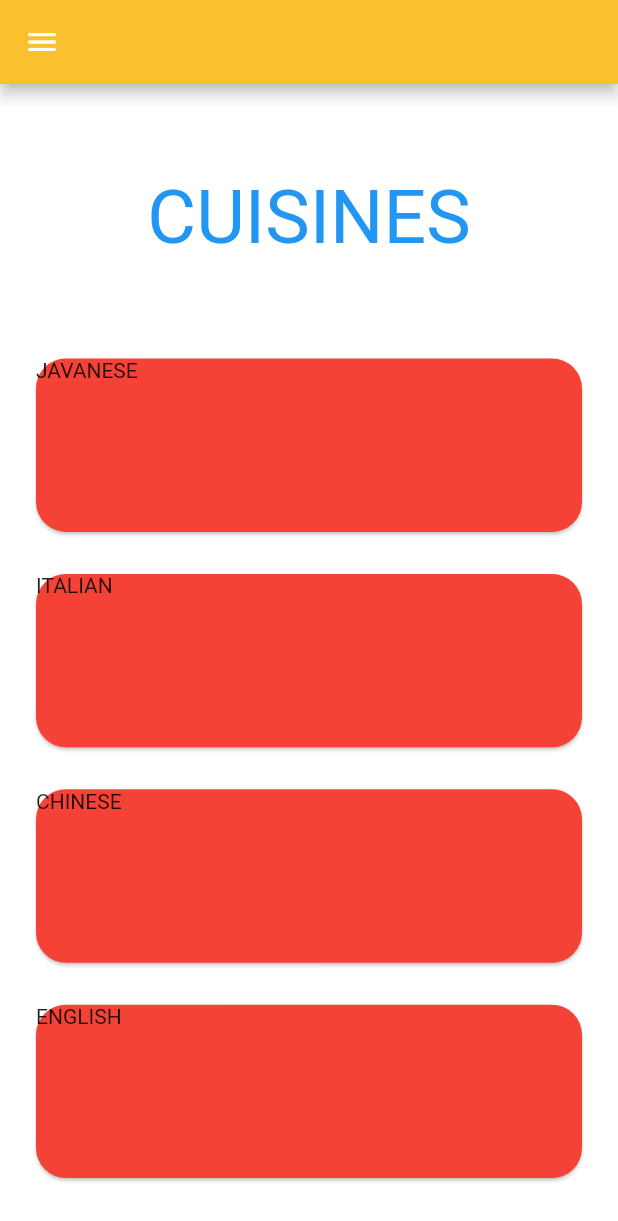
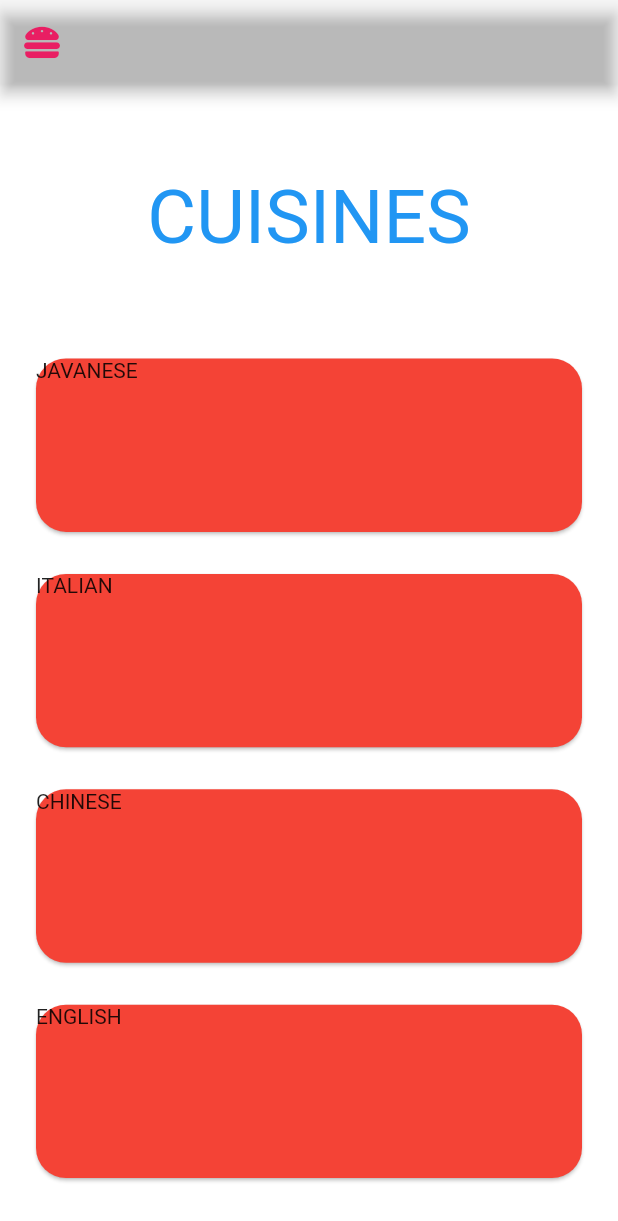
Before and after one commit to notGelo/FinalAcademicProject, a Flutter app: the CuisinePage screen opened by its route, on a phone screen of 412 x 824 dp. Shown: the top 1221 px of the screen. Run offline on Flutter 3.47's test engine with Material 2 defaults, Android fonts, the phone set to English and light mode, and no system bars; our stand-ins replace font_awesome_flutter.

Commit message:
working hamburger menu

```diff
--- a/lib/screens/cuisine_page.dart
+++ b/lib/screens/cuisine_page.dart
@@ -2,6 +2,7 @@ import 'package:flutter/cupertino.dart';
 import 'package:flutter/material.dart';
 import 'package:grubhie/utilities/navBar.dart';
 import 'package:grubhie/utilities/constants.dart';
+import 'package:font_awesome_flutter/font_awesome_flutter.dart';
 import 'dart:math';
 
 class CuisinePage extends StatefulWidget {
@@ -17,8 +18,16 @@ class _CuisinePageState extends State<CuisinePage> {
   Widget build(BuildContext context) {
     return SafeArea(
       child: Scaffold(
+        key: kscaffoldKey,
         appBar: new AppBar(
-          backgroundColor: Colors.yellow[700],
+          backgroundColor: Colors.transparent,
+          leading: IconButton(
+            icon: Icon(FontAwesomeIcons.hamburger),
+            color: Colors.pink,
+            onPressed: () {
+              kscaffoldKey.currentState?.openDrawer();
+            },
+          ),
         ),
         drawer: NavBar(),
         body: ListView(
--- a/lib/utilities/constants.dart
+++ b/lib/utilities/constants.dart
@@ -1,4 +1,7 @@
 import 'package:flutter/material.dart';
+
+//SCAFFOLD KEY
+var kscaffoldKey = GlobalKey<ScaffoldState>();
 
 //GET SCREEN HEIGHT AND WIDTH WITHOUT SAFE AREA
 double getScreenWidth(BuildContext context) {
```
Also changed, not shown: lib/screens/category_screen.dart (+11 -1 lines), lib/screens/daily_screen.dart (+6 -4 lines), lib/screens/filteredRecipe_screen.dart (+11 -1 lines), lib/screens/ingredients_screen.dart (+11 -1 lines), lib/screens/list_screen.dart (+11 -1 lines), pubspec.lock.
